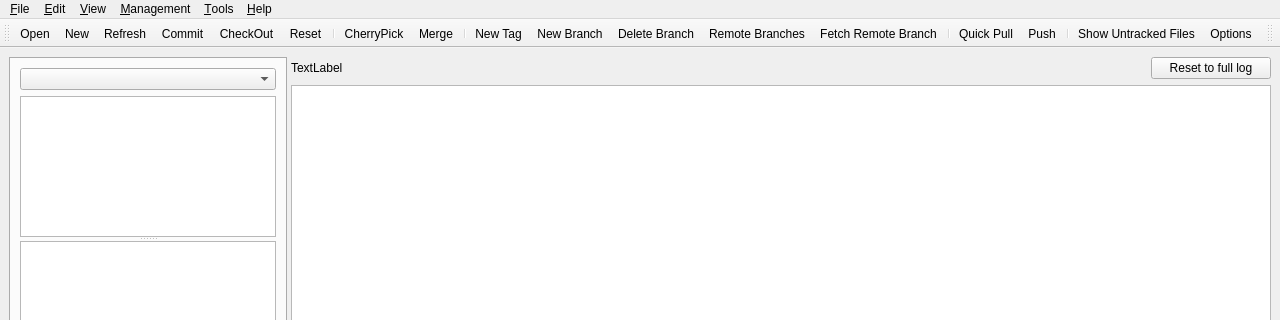
Qt form ui/mainwindow.ui (bainonline/teamgit) before a commit; both pictures show x 0 to 1280 and y 0 to 320 of the 1280 by 736 pixel window.
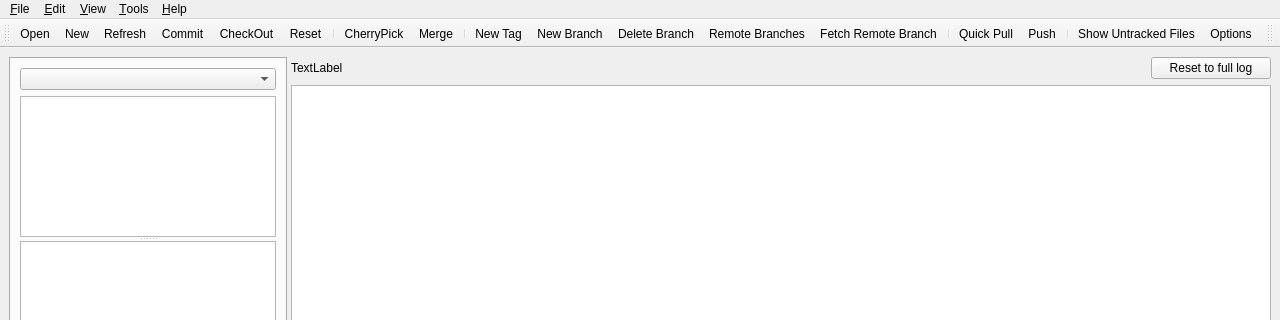
The same form after that commit. Icons and pictures are not drawn.

Commit message: Removed obsolete management menu

Patch:
```diff
--- a/ui/mainwindow.ui
+++ b/ui/mainwindow.ui
@@ -320,15 +320,6 @@
     <addaction name="action_Refresh" />
     <addaction name="actionShow_Untracked" />
    </widget>
-   <widget class="QMenu" name="menu_Connection" >
-    <property name="title" >
-     <string>&amp;Management</string>
-    </property>
-    <addaction name="actionAdd_Repositories" />
-    <addaction name="actionAdd_View" />
-    <addaction name="actionDelete_Repository" />
-    <addaction name="actionRemove_View" />
-   </widget>
    <widget class="QMenu" name="menu_Tools" >
     <property name="title" >
      <string>&amp;Tools</string>
@@ -348,7 +339,6 @@
    <addaction name="menuFile" />
    <addaction name="menu_Edit" />
    <addaction name="menu_View" />
-   <addaction name="menu_Connection" />
    <addaction name="menu_Tools" />
    <addaction name="menu_Help" />
   </widget>
```
